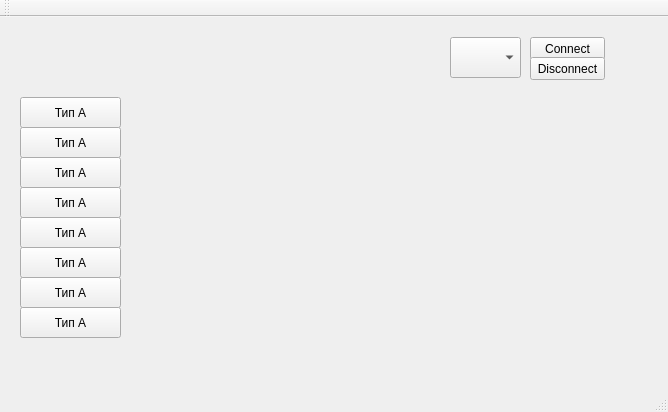
Old version of the form mainwindow.ui in the repository sm-prod/tp_module.
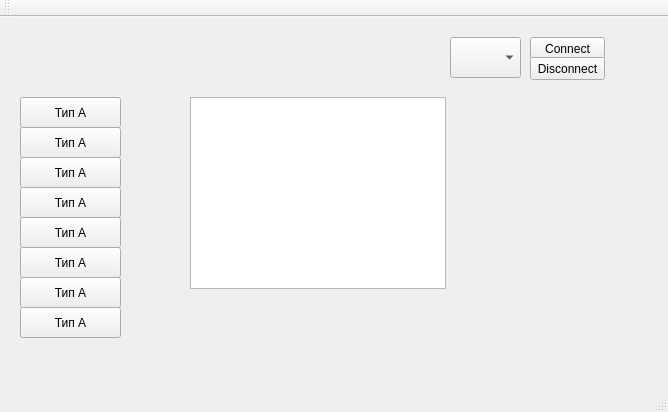
New version of the form.

The edit to the form file:
```diff
--- a/mainwindow.ui
+++ b/mainwindow.ui
@@ -154,13 +154,13 @@
      <string>Disconnect</string>
     </property>
    </widget>
-   <widget class="QWidget" name="widget" native="true">
+   <widget class="QTextBrowser" name="textBrowser">
     <property name="geometry">
      <rect>
-      <x>170</x>
-      <y>50</y>
-      <width>261</width>
-      <height>311</height>
+      <x>190</x>
+      <y>80</y>
+      <width>256</width>
+      <height>192</height>
      </rect>
     </property>
    </widget>
```
